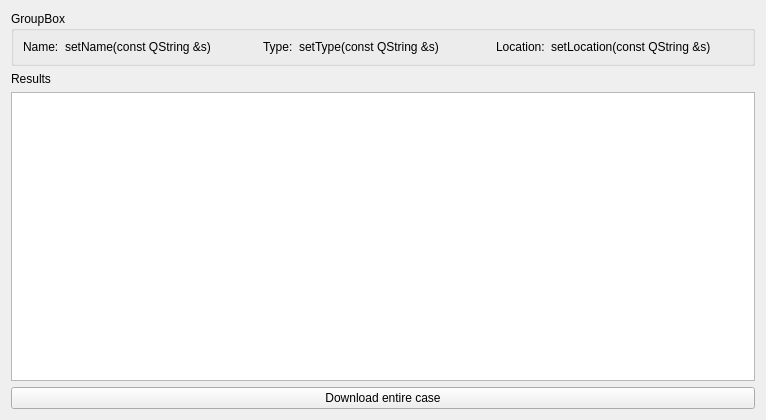
First picture: the form in cwe_guiWidgets/cwe_results.ui, repository NHERI-SimCenter/CWE-Simulation-Tool, before the edit.
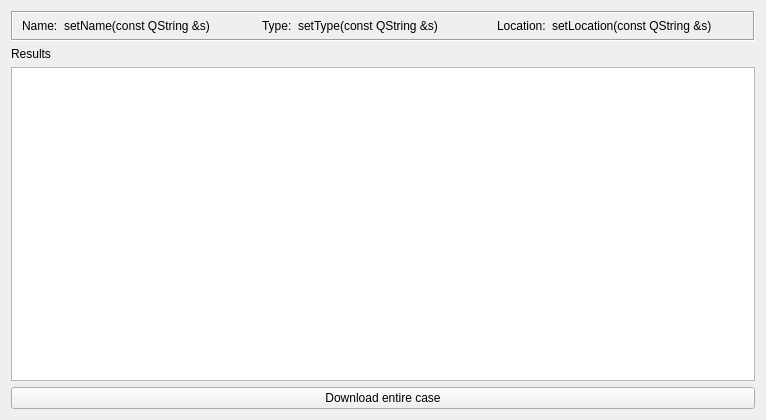
Second picture: the form after the edit.

Patch:
```diff
--- a/cwe_guiWidgets/cwe_results.ui
+++ b/cwe_guiWidgets/cwe_results.ui
@@ -15,11 +15,20 @@
   </property>
   <layout class="QVBoxLayout" name="verticalLayout">
    <item>
-    <widget class="QGroupBox" name="gbox_resultsInfo">
-     <property name="title">
-      <string>GroupBox</string>
+    <widget class="QFrame" name="frame_resultsInfo">
+     <property name="frameShape">
+      <enum>QFrame::Box</enum>
+     </property>
+     <property name="frameShadow">
+      <enum>QFrame::Sunken</enum>
      </property>
      <layout class="QGridLayout" name="gridLayout">
+      <property name="topMargin">
+       <number>6</number>
+      </property>
+      <property name="bottomMargin">
+       <number>6</number>
+      </property>
       <item row="0" column="4">
        <widget class="QLabel" name="label_location">
         <property name="text">
```
